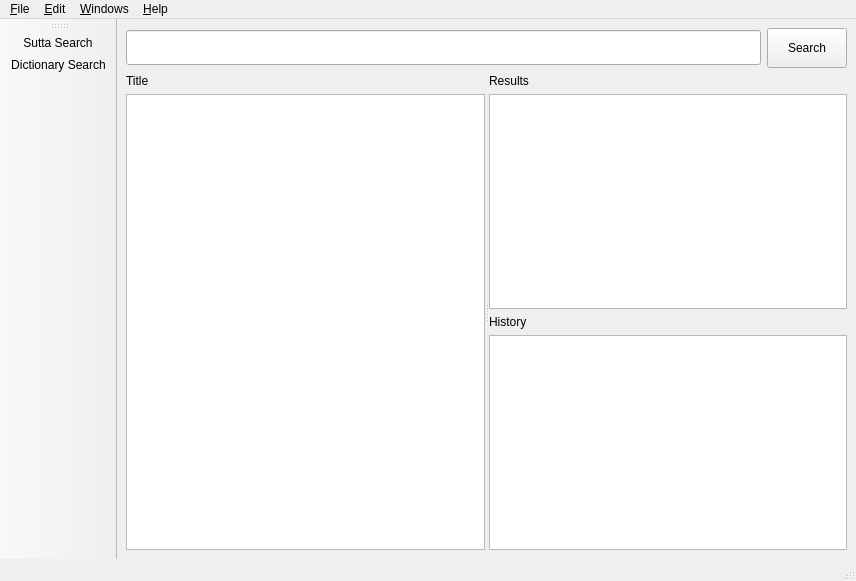
Qt form simsapa/assets/ui/dictionary_search_window.ui (simsapa/simsapa) before a commit.
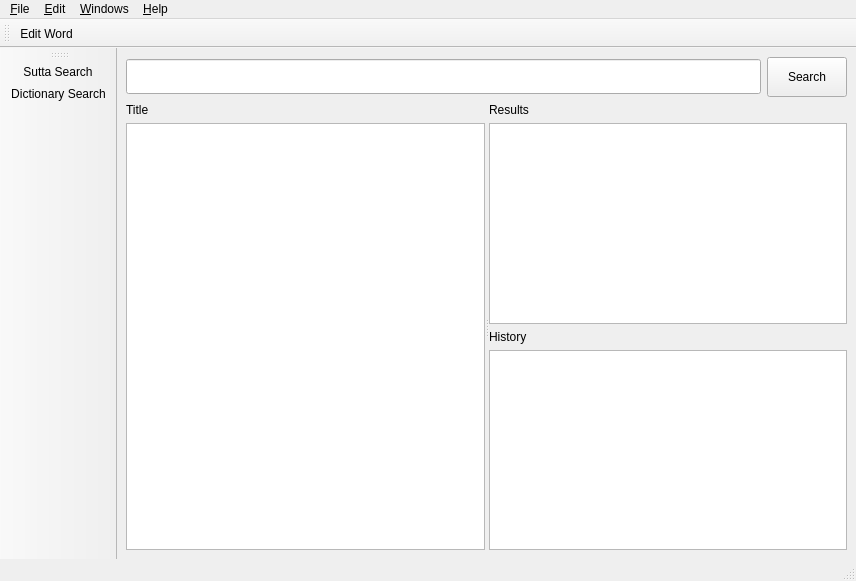
The same form after that commit. Icons and pictures are not drawn.

```diff
--- a/simsapa/assets/ui/dictionary_search_window.ui
+++ b/simsapa/assets/ui/dictionary_search_window.ui
@@ -166,6 +166,18 @@
    <addaction name="action_Sutta_Search"/>
    <addaction name="action_Dictionary_Search"/>
   </widget>
+  <widget class="QToolBar" name="toolBar_2">
+   <property name="windowTitle">
+    <string>toolBar_2</string>
+   </property>
+   <attribute name="toolBarArea">
+    <enum>TopToolBarArea</enum>
+   </attribute>
+   <attribute name="toolBarBreak">
+    <bool>false</bool>
+   </attribute>
+   <addaction name="action_Edit_Word"/>
+  </widget>
   <action name="action_Copy">
    <property name="text">
     <string>&amp;Copy</string>
@@ -265,6 +277,19 @@
     <string>F9</string>
    </property>
   </action>
+  <action name="action_Dictionaries_Manager">
+   <property name="text">
+    <string>Dictionaries &amp;Manager</string>
+   </property>
+   <property name="shortcut">
+    <string>F10</string>
+   </property>
+  </action>
+  <action name="action_Edit_Word">
+   <property name="text">
+    <string>&amp;Edit Word...</string>
+   </property>
+  </action>
  </widget>
  <resources>
   <include location="../icons.qrc"/>
```
Left out of the diff: 1 changed line with no effect on the pictures.
